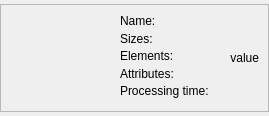
Above: src/thumbwidget.ui from RazrFalcon/svgcleaner before the change. Below: the same form after it.
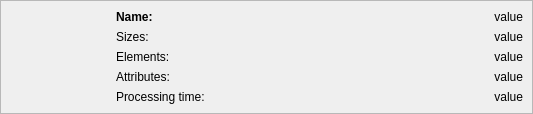
That is the form after the change. Custom widgets are drawn as their Qt base class.

Diff of the .ui file:
```diff
--- a/src/thumbwidget.ui
+++ b/src/thumbwidget.ui
@@ -6,8 +6,8 @@
    <rect>
     <x>0</x>
     <y>0</y>
-    <width>269</width>
-    <height>116</height>
+    <width>533</width>
+    <height>112</height>
    </rect>
   </property>
   <property name="sizePolicy">
@@ -43,7 +43,173 @@
         <property name="verticalSpacing">
          <number>-1</number>
         </property>
-        <item row="0" column="0" rowspan="3">
+        <item row="0" column="1" rowspan="3">
+         <widget class="QLabel" name="lbl1">
+          <property name="sizePolicy">
+           <sizepolicy hsizetype="Minimum" vsizetype="Fixed">
+            <horstretch>0</horstretch>
+            <verstretch>0</verstretch>
+           </sizepolicy>
+          </property>
+          <property name="text">
+           <string>&lt;html&gt;&lt;head/&gt;&lt;body&gt;&lt;p&gt;&lt;span style=&quot; font-weight:600;&quot;&gt;Name:&lt;/span&gt;&lt;/p&gt;&lt;/body&gt;&lt;/html&gt;</string>
+          </property>
+          <property name="textInteractionFlags">
+           <set>Qt::LinksAccessibleByMouse|Qt::TextSelectableByMouse</set>
+          </property>
+         </widget>
+        </item>
+        <item row="0" column="2" rowspan="3">
+         <widget class="QLabel" name="lblName">
+          <property name="sizePolicy">
+           <sizepolicy hsizetype="Expanding" vsizetype="Fixed">
+            <horstretch>0</horstretch>
+            <verstretch>0</verstretch>
+           </sizepolicy>
+          </property>
+          <property name="text">
+           <string notr="true">value</string>
+          </property>
+          <property name="alignment">
+           <set>Qt::AlignRight|Qt::AlignTrailing|Qt::AlignVCenter</set>
+          </property>
+          <property name="indent">
+           <number>0</number>
+          </property>
+          <property name="textInteractionFlags">
+           <set>Qt::LinksAccessibleByMouse|Qt::TextSelectableByMouse</set>
+          </property>
+         </widget>
+        </item>
+        <item row="3" column="1">
+         <widget class="QLabel" name="lbl2">
+          <property name="sizePolicy">
+           <sizepolicy hsizetype="Minimum" vsizetype="Preferred">
+            <horstretch>0</horstretch>
+            <verstretch>0</verstretch>
+           </sizepolicy>
+          </property>
+          <property name="text">
+           <string>Sizes:</string>
+          </property>
+          <property name="textInteractionFlags">
+           <set>Qt::LinksAccessibleByMouse|Qt::TextSelectableByMouse</set>
+          </property>
+         </widget>
+        </item>
+        <item row="5" column="1">
+         <widget class="QLabel" name="lbl4">
+          <property name="sizePolicy">
+           <sizepolicy hsizetype="Minimum" vsizetype="Preferred">
+            <horstretch>0</horstretch>
+            <verstretch>0</verstretch>
+           </sizepolicy>
+          </property>
+          <property name="text">
+           <string>Attributes:</string>
+          </property>
+          <property name="textInteractionFlags">
+           <set>Qt::LinksAccessibleByMouse|Qt::TextSelectableByMouse</set>
+          </property>
+         </widget>
+        </item>
+        <item row="4" column="1">
+         <widget class="QLabel" name="lbl3">
+          <property name="sizePolicy">
+           <sizepolicy hsizetype="Minimum" vsizetype="Preferred">
+            <horstretch>0</horstretch>
+            <verstretch>0</verstretch>
+           </sizepolicy>
+          </property>
+          <property name="text">
+           <string>Elements:</string>
+          </property>
+          <property name="textInteractionFlags">
+           <set>Qt::LinksAccessibleByMouse|Qt::TextSelectableByMouse</set>
+          </property>
+         </widget>
+        </item>
+        <item row="6" column="1">
+         <widget class="QLabel" name="lbl5">
+          <property name="sizePolicy">
+           <sizepolicy hsizetype="Minimum" vsizetype="Preferred">
+            <horstretch>0</horstretch>
+            <verstretch>0</verstretch>
+           </sizepolicy>
+          </property>
+          <property name="text">
+           <string>Processing time:</string>
+          </property>
+          <property name="textInteractionFlags">
+           <set>Qt::LinksAccessibleByMouse|Qt::TextSelectableByMouse</set>
+          </property>
+         </widget>
+        </item>
+        <item row="3" column="2">
+         <widget class="QLabel" name="lblSizes">
+          <property name="sizePolicy">
+           <sizepolicy hsizetype="Expanding" vsizetype="Preferred">
+            <horstretch>0</horstretch>
+            <verstretch>0</verstretch>
+           </sizepolicy>
+          </property>
+          <property name="text">
+           <string notr="true">value</string>
+          </property>
+          <property name="alignment">
+           <set>Qt::AlignRight|Qt::AlignTrailing|Qt::AlignVCenter</set>
+          </property>
+         </widget>
+        </item>
+        <item row="4" column="2">
+         <widget class="QLabel" name="lblElem">
+          <property name="sizePolicy">
+           <sizepolicy hsizetype="Expanding" vsizetype="Preferred">
+            <horstretch>0</horstretch>
+            <verstretch>0</verstretch>
+           </sizepolicy>
+          </property>
+          <property name="text">
+           <string notr="true">value</string>
+          </property>
+          <property name="alignment">
+           <set>Qt::AlignRight|Qt::AlignTrailing|Qt::AlignVCenter</set>
+          </property>
+         </widget>
+        </item>
+        <item row="5" column="2">
+         <widget class="QLabel" name="lblAttr">
+          <property name="sizePolicy">
+           <sizepolicy hsizetype="Expanding" vsizetype="Preferred">
+            <horstretch>0</horstretch>
+            <verstretch>0</verstretch>
+           </sizepolicy>
+          </property>
+          <property name="text">
+           <string notr="true">value</string>
+          </property>
+          <property name="alignment">
+           <set>Qt::AlignRight|Qt::AlignTrailing|Qt::AlignVCenter</set>
+          </property>
+         </widget>
+        </item>
+        <item row="6" column="2">
+         <widget class="QLabel" name="lblTime">
+          <property name="sizePolicy">
+           <sizepolicy hsizetype="Expanding" vsizetype="Preferred">
+            <horstretch>0</horstretch>
+            <verstretch>0</verstretch>
+           </sizepolicy>
+          </property>
+          <property name="text">
+           <string notr="true">value</string>
+          </property>
+          <property name="alignment">
+           <set>Qt::AlignRight|Qt::AlignTrailing|Qt::AlignVCenter</set>
+          </property>
+         </widget>
+        </item>
+        <item row="0" column="0" rowspan="7">
          <widget class="IconsWidget" name="iconsWidget" native="true">
           <property name="minimumSize">
            <size>
@@ -59,44 +225,6 @@
           </property>
          </widget>
         </item>
-        <item row="0" column="1" rowspan="3">
-         <widget class="QLabel" name="label">
-          <property name="sizePolicy">
-           <sizepolicy hsizetype="Preferred" vsizetype="Fixed">
-            <horstretch>0</horstretch>
-            <verstretch>0</verstretch>
-           </sizepolicy>
-          </property>
-          <property name="text">
-           <string>&lt;html&gt;&lt;head/&gt;&lt;body&gt;&lt;p style=&quot;line-height:125%&quot;&gt;Name:&lt;br/&gt;Sizes:&lt;br/&gt;Elements:&lt;br/&gt;Attributes:&lt;br/&gt;Processing time:&lt;/p&gt;&lt;/body&gt;&lt;/html&gt;</string>
-          </property>
-          <property name="textInteractionFlags">
-           <set>Qt::LinksAccessibleByMouse|Qt::TextSelectableByMouse</set>
-          </property>
-         </widget>
-        </item>
-        <item row="0" column="2" rowspan="3">
-         <widget class="QLabel" name="lblValues">
-          <property name="sizePolicy">
-           <sizepolicy hsizetype="Fixed" vsizetype="Fixed">
-            <horstretch>0</horstretch>
-            <verstretch>0</verstretch>
-           </sizepolicy>
-          </property>
-          <property name="text">
-           <string notr="true">value</string>
-          </property>
-          <property name="alignment">
-           <set>Qt::AlignRight|Qt::AlignTrailing|Qt::AlignVCenter</set>
-          </property>
-          <property name="indent">
-           <number>0</number>
-          </property>
-          <property name="textInteractionFlags">
-           <set>Qt::LinksAccessibleByMouse|Qt::TextSelectableByMouse</set>
-          </property>
-         </widget>
-        </item>
        </layout>
       </item>
      </layout>
```
